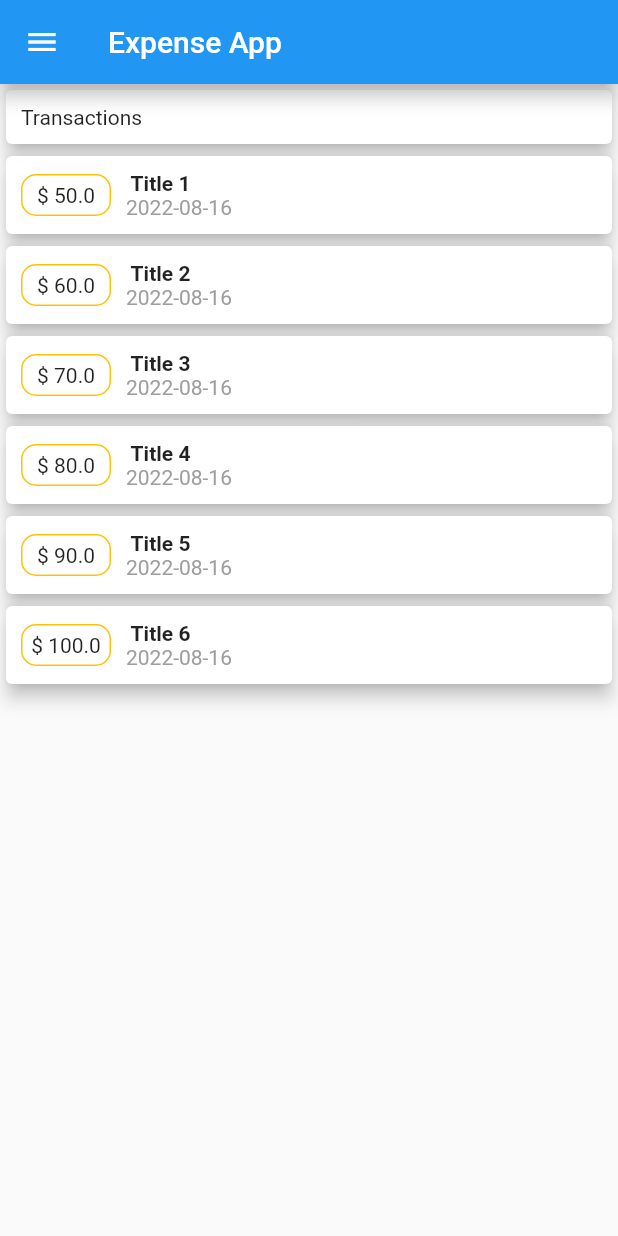
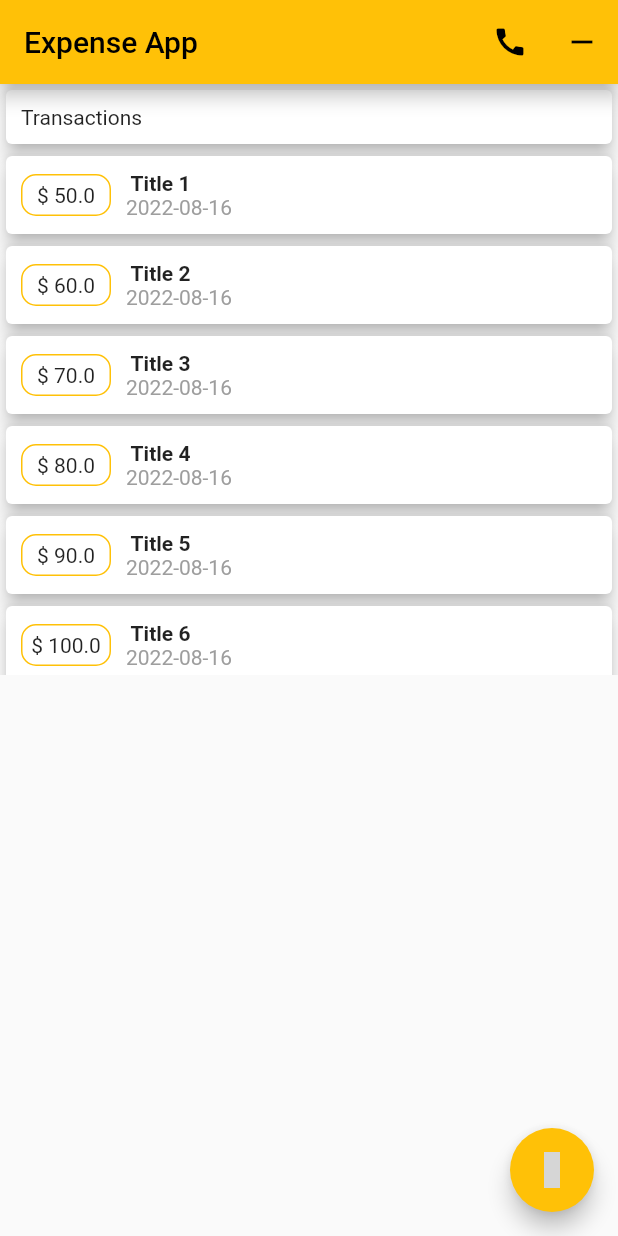
Before and after one commit to faridezzat/expense_app, a Flutter app: the screen it shows after launch, on a phone screen of 412 x 824 dp. Run offline on Flutter 3.47's test engine with Material 2 defaults, Android fonts, the phone set to English and light mode, and no system bars; statements that could not run were skipped; grey boxes are pictures that could not be loaded.

Commit message:
office-16

```diff
--- /dev/null
+++ b/lib/chart.dart
@@ -0,0 +1,15 @@
+import 'package:flutter/material.dart';
+
+class Chart extends StatelessWidget {
+  @override
+  Widget build(BuildContext context) {
+    return Card(
+      elevation: 5,
+      child: Container(
+        margin: EdgeInsets.all(10),
+        width: double.infinity,
+        child: Text("Transactions"),
+      ),
+    );
+  }
+}
--- a/lib/homepage.dart
+++ b/lib/homepage.dart
@@ -1,8 +1,35 @@
+import 'package:expense_app/chart.dart';
+import 'package:expense_app/newtex.dart';
 import 'package:expense_app/txCard.dart';
+import 'package:expense_app/txs.dart';
 import 'package:flutter/material.dart';
 import './transaction.dart';
 
-class HomePage extends StatelessWidget {
+class HomePage extends StatefulWidget {
+  @override
+  State<HomePage> createState() => _HomePageState();
+}
+
+class _HomePageState extends State<HomePage> {
+  void startAddTX(BuildContext ctx) {
+    showModalBottomSheet(
+        context: ctx,
+        builder: (_) {
+          return NewTX(addTransaction, transactions);
+        });
+  }
+
+  void addTransaction(String title, double amount) {
+    setState(() {
+      this.transactions.add(Transaction(
+          id: this.transactions.last.id + 1,
+          title: title,
+          date: DateTime.now(),
+          amount: amount));
+    });
+    Navigator.of(context).pop();
+  }
+
   var transactions = [
     Transaction(title: " Title 1", date: DateTime.now(), amount: 50, id: 1),
     Transaction(title: " Title 2", date: DateTime.now(), amount: 60, id: 2),
@@ -11,31 +38,34 @@ class HomePage extends StatelessWidget {
     Transaction(title: " Title 5", date: DateTime.now(), amount: 90, id: 5),
     Transaction(title: " Title 6", date: DateTime.now(), amount: 100, id: 6),
   ];
+
   @override
   Widget build(BuildContext context) {
+    double height = MediaQuery.of(context).size.height;
     return Scaffold(
+      floatingActionButton: FloatingActionButton(
+        onPressed: () => startAddTX(context),
+        child: Icon(Icons.whatsapp_sharp),
+      ),
       appBar: AppBar(
+        actions: [
+          IconButton(
+            onPressed: () {},
+            icon: Icon(Icons.call),
+          ),
+          IconButton(
+            onPressed: () {},
+            icon: Icon(Icons.remove),
+          ),
+        ],
         title: Text("Expense App"),
-        elevation: 5,
-      ),
-      drawer: Drawer(
         elevation: 5,
       ),
       body: Column(
         children: [
-          Card(
-            elevation: 5,
-            child: Container(
-              margin: EdgeInsets.all(10),
-              width: double.infinity,
-              child: Text("Transactions"),
-            ),
-          ),
-          Column(
-            children: transactions.map((e) {
-              return TXCard(e);
-            }).toList(),
-          )
+          Chart(),
+          //  NewTX(addTransaction, transactions),
+          TXS(transactions),
         ],
       ),
     );
--- a/lib/main.dart
+++ b/lib/main.dart
@@ -12,6 +12,9 @@ class app extends StatelessWidget {
   Widget build(BuildContext context) {
     return MaterialApp(
       home: HomePage(),
+      theme: ThemeData(
+        primarySwatch: Colors.amber,
+      ),
     );
   }
 }
--- a/lib/txCard.dart
+++ b/lib/txCard.dart
@@ -22,7 +22,7 @@ class TXCard extends StatelessWidget {
                 borderRadius: BorderRadius.all(Radius.circular(10)),
                 border: Border.all(
                   style: BorderStyle.solid,
-                  color: Colors.amber,
+                  color: Theme.of(context).primaryColor,
                 )),
             width: 60,
             child: Text(
--- /dev/null
+++ b/lib/txs.dart
@@ -0,0 +1,21 @@
+import 'package:expense_app/transaction.dart';
+import 'package:expense_app/txCard.dart';
+import 'package:flutter/material.dart';
+
+class TXS extends StatelessWidget {
+  List<Transaction> transactions;
+  TXS(this.transactions);
+
+  @override
+  Widget build(BuildContext context) {
+    return Container(
+      height: 350,
+      child: ListView.builder(
+        itemBuilder: (ctx, index) {
+          return TXCard(transactions.elementAt(index));
+        },
+        itemCount: transactions.length,
+      ),
+    );
+  }
+}
```
Also changed, not shown: lib/newtex.dart (added, +49 -0 lines).
